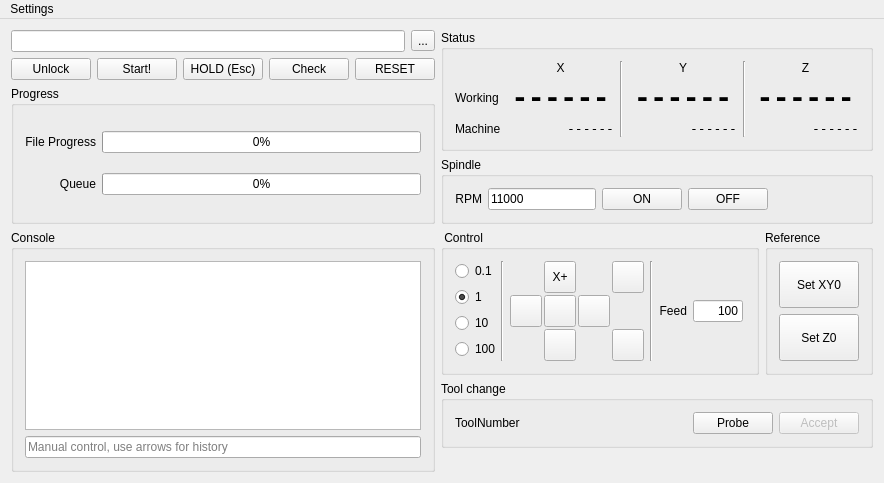
The window that MainWindow.ui (OstapFerensovych/qGRBL) describes before a commit, drawn with Qt 5.
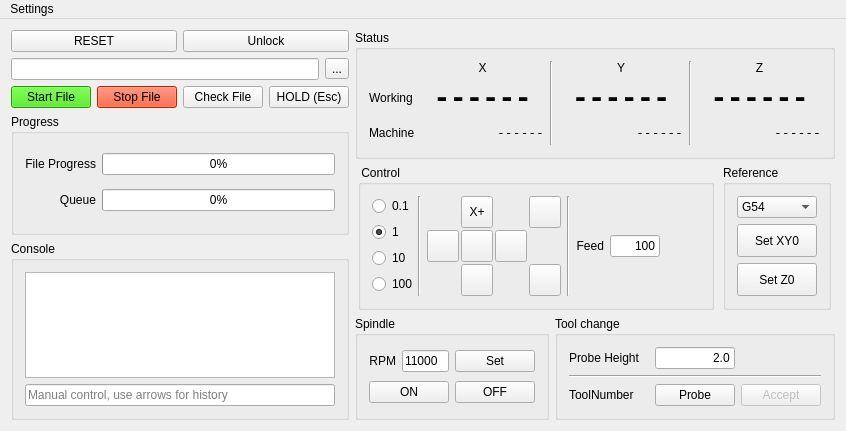
The same window after the commit. Icons and pictures are not drawn.

The edit to the form file:
```diff
--- a/MainWindow.ui
+++ b/MainWindow.ui
@@ -6,8 +6,8 @@
    <rect>
     <x>0</x>
     <y>0</y>
-    <width>884</width>
-    <height>475</height>
+    <width>846</width>
+    <height>411</height>
    </rect>
   </property>
   <property name="windowTitle">
@@ -15,56 +15,8 @@
   </property>
   <widget class="QWidget" name="centralWidget">
    <layout class="QGridLayout" name="gridLayout_2">
-    <item row="1" column="0">
-     <layout class="QHBoxLayout" name="horizontalLayout_3">
-      <item>
-       <widget class="QLineEdit" name="leGFileName"/>
-      </item>
-      <item>
-       <widget class="QToolButton" name="btnOpenGFile">
-        <property name="text">
-         <string>...</string>
-        </property>
-       </widget>
-      </item>
-     </layout>
-    </item>
-    <item row="2" column="0">
+    <item row="0" column="0">
      <layout class="QHBoxLayout" name="horizontalLayout_4">
-      <item>
-       <widget class="QPushButton" name="btnUnlock">
-        <property name="text">
-         <string>Unlock</string>
-        </property>
-       </widget>
-      </item>
-      <item>
-       <widget class="QPushButton" name="btnStartGFile">
-        <property name="text">
-         <string>Start!</string>
-        </property>
-       </widget>
-      </item>
-      <item>
-       <widget class="QPushButton" name="btnHold">
-        <property name="text">
-         <string>HOLD (Esc)</string>
-        </property>
-        <property name="shortcut">
-         <string>Esc</string>
-        </property>
-        <property name="checkable">
-         <bool>true</bool>
-        </property>
-       </widget>
-      </item>
-      <item>
-       <widget class="QPushButton" name="btnCheckGFile">
-        <property name="text">
-         <string>Check</string>
-        </property>
-       </widget>
-      </item>
       <item>
        <widget class="QPushButton" name="btnReset">
         <property name="text">
@@ -72,28 +24,16 @@
         </property>
        </widget>
       </item>
-     </layout>
-    </item>
-    <item row="7" column="0" rowspan="7">
-     <widget class="QGroupBox" name="groupBox_3">
-      <property name="title">
-       <string>Console</string>
-      </property>
-      <layout class="QVBoxLayout" name="verticalLayout_2">
        <item>
-        <widget class="QTextBrowser" name="textBrowser"/>
-       </item>
-       <item>
-        <widget class="QLineEdit" name="lineEdit">
-         <property name="placeholderText">
-          <string>Manual control, use arrows for history</string>
+       <widget class="QPushButton" name="btnUnlock">
+        <property name="text">
+         <string>Unlock</string>
          </property>
         </widget>
        </item>
       </layout>
-     </widget>
     </item>
-    <item row="1" column="1" rowspan="4" colspan="2">
+    <item row="0" column="1" rowspan="4">
      <widget class="QGroupBox" name="gbStatus">
       <property name="title">
        <string>Status</string>
@@ -298,7 +238,116 @@
       </layout>
      </widget>
     </item>
-    <item row="7" column="1">
+    <item row="1" column="0">
+     <layout class="QHBoxLayout" name="horizontalLayout_3">
+      <item>
+       <widget class="QLineEdit" name="leGFileName"/>
+      </item>
+      <item>
+       <widget class="QToolButton" name="btnOpenGFile">
+        <property name="text">
+         <string>...</string>
+        </property>
+       </widget>
+      </item>
+     </layout>
+    </item>
+    <item row="2" column="0">
+     <layout class="QHBoxLayout" name="horizontalLayout_2">
+      <item>
+       <widget class="QPushButton" name="btnStartGFile">
+        <property name="autoFillBackground">
+         <bool>false</bool>
+        </property>
+        <property name="styleSheet">
+         <string notr="true">background-color: rgb(50, 219, 0);</string>
+        </property>
+        <property name="text">
+         <string>Start File</string>
+        </property>
+       </widget>
+      </item>
+      <item>
+       <widget class="QPushButton" name="btnStopGFile">
+        <property name="styleSheet">
+         <string notr="true">background-color: rgb(255,50, 0);</string>
+        </property>
+        <property name="text">
+         <string>Stop File</string>
+        </property>
+       </widget>
+      </item>
+      <item>
+       <widget class="QPushButton" name="btnCheckGFile">
+        <property name="text">
+         <string>Check File</string>
+        </property>
+       </widget>
+      </item>
+      <item>
+       <widget class="QPushButton" name="btnHold">
+        <property name="text">
+         <string>HOLD (Esc)</string>
+        </property>
+        <property name="shortcut">
+         <string>Esc</string>
+        </property>
+        <property name="checkable">
+         <bool>true</bool>
+        </property>
+       </widget>
+      </item>
+     </layout>
+    </item>
+    <item row="3" column="0" rowspan="2">
+     <widget class="QGroupBox" name="groupBox_2">
+      <property name="title">
+       <string>Progress</string>
+      </property>
+      <layout class="QGridLayout" name="gridLayout_7">
+       <item row="1" column="1">
+        <widget class="QProgressBar" name="progressBar_2">
+         <property name="value">
+          <number>0</number>
+         </property>
+        </widget>
+       </item>
+       <item row="2" column="1">
+        <widget class="QProgressBar" name="progressBar">
+         <property name="maximum">
+          <number>127</number>
+         </property>
+         <property name="value">
+          <number>0</number>
+         </property>
+        </widget>
+       </item>
+       <item row="1" column="0">
+        <widget class="QLabel" name="label_8">
+         <property name="text">
+          <string>File Progress</string>
+         </property>
+         <property name="alignment">
+          <set>Qt::AlignRight|Qt::AlignTrailing|Qt::AlignVCenter</set>
+         </property>
+        </widget>
+       </item>
+       <item row="2" column="0">
+        <widget class="QLabel" name="label_9">
+         <property name="text">
+          <string>Queue</string>
+         </property>
+         <property name="alignment">
+          <set>Qt::AlignRight|Qt::AlignTrailing|Qt::AlignVCenter</set>
+         </property>
+        </widget>
+       </item>
+      </layout>
+     </widget>
+    </item>
+    <item row="4" column="1" rowspan="2">
+     <layout class="QHBoxLayout" name="horizontalLayout_8">
+      <item>
      <widget class="QGroupBox" name="groupBox">
       <property name="sizePolicy">
        <sizepolicy hsizetype="Maximum" vsizetype="Preferred">
@@ -704,7 +753,7 @@
       </layout>
      </widget>
     </item>
-    <item row="7" column="2">
+      <item>
      <widget class="QGroupBox" name="groupBox_4">
       <property name="sizePolicy">
        <sizepolicy hsizetype="Maximum" vsizetype="Minimum">
@@ -716,20 +765,7 @@
        <string>Reference</string>
       </property>
       <layout class="QGridLayout" name="gridLayout_6">
-       <item row="1" column="0">
-        <widget class="QPushButton" name="btnZeroZ">
-         <property name="sizePolicy">
-          <sizepolicy hsizetype="Minimum" vsizetype="Minimum">
-           <horstretch>0</horstretch>
-           <verstretch>0</verstretch>
-          </sizepolicy>
-         </property>
-         <property name="text">
-          <string>Set Z0</string>
-         </property>
-        </widget>
-       </item>
-       <item row="0" column="0">
+         <item row="2" column="0">
         <widget class="QPushButton" name="btnZeroXY">
          <property name="sizePolicy">
           <sizepolicy hsizetype="Fixed" vsizetype="Minimum">
@@ -742,10 +778,80 @@
          </property>
         </widget>
        </item>
+         <item row="3" column="0">
+          <widget class="QPushButton" name="btnZeroZ">
+           <property name="sizePolicy">
+            <sizepolicy hsizetype="Minimum" vsizetype="Minimum">
+             <horstretch>0</horstretch>
+             <verstretch>0</verstretch>
+            </sizepolicy>
+           </property>
+           <property name="text">
+            <string>Set Z0</string>
+           </property>
+          </widget>
+         </item>
+         <item row="1" column="0">
+          <widget class="QComboBox" name="coordSyst">
+           <item>
+            <property name="text">
+             <string>G54</string>
+            </property>
+           </item>
+           <item>
+            <property name="text">
+             <string>G55</string>
+            </property>
+           </item>
+           <item>
+            <property name="text">
+             <string>G56</string>
+            </property>
+           </item>
+           <item>
+            <property name="text">
+             <string>G57</string>
+            </property>
+           </item>
+           <item>
+            <property name="text">
+             <string>G58</string>
+            </property>
+           </item>
+           <item>
+            <property name="text">
+             <string>G59</string>
+            </property>
+           </item>
+          </widget>
+         </item>
       </layout>
      </widget>
     </item>
-    <item row="5" column="1" colspan="2">
+     </layout>
+    </item>
+    <item row="5" column="0" rowspan="2">
+     <widget class="QGroupBox" name="groupBox_3">
+      <property name="title">
+       <string>Console</string>
+      </property>
+      <layout class="QVBoxLayout" name="verticalLayout_2">
+       <item>
+        <widget class="QListWidget" name="listWidget"/>
+       </item>
+       <item>
+        <widget class="QLineEdit" name="lineEdit">
+         <property name="placeholderText">
+          <string>Manual control, use arrows for history</string>
+         </property>
+        </widget>
+       </item>
+      </layout>
+     </widget>
+    </item>
+    <item row="6" column="1">
+     <layout class="QHBoxLayout" name="horizontalLayout_6">
+      <item>
      <widget class="QGroupBox" name="groupBox_5">
       <property name="sizePolicy">
        <sizepolicy hsizetype="MinimumExpanding" vsizetype="Preferred">
@@ -756,21 +862,13 @@
       <property name="title">
        <string>Spindle</string>
       </property>
-      <layout class="QGridLayout" name="gridLayout_4">
-       <item row="1" column="5">
-        <widget class="QPushButton" name="btnSpnON">
-         <property name="sizePolicy">
-          <sizepolicy hsizetype="Fixed" vsizetype="Fixed">
-           <horstretch>0</horstretch>
-           <verstretch>0</verstretch>
-          </sizepolicy>
-         </property>
-         <property name="text">
-          <string>ON</string>
-         </property>
-        </widget>
-       </item>
-       <item row="1" column="2">
+        <layout class="QVBoxLayout" name="verticalLayout_6">
+         <item>
+          <layout class="QHBoxLayout" name="horizontalLayout_7">
+           <item>
+            <layout class="QGridLayout" name="gridLayout_4"/>
+           </item>
+           <item>
         <widget class="QLabel" name="label_10">
          <property name="sizePolicy">
           <sizepolicy hsizetype="Minimum" vsizetype="Minimum">
@@ -786,8 +884,8 @@
          </property>
         </widget>
        </item>
-       <item row="1" column="3">
-        <widget class="QLineEdit" name="lineEdit_2">
+           <item>
+            <widget class="QLineEdit" name="rpmBox">
          <property name="sizePolicy">
           <sizepolicy hsizetype="Maximum" vsizetype="Fixed">
            <horstretch>0</horstretch>
@@ -799,20 +897,31 @@
          </property>
         </widget>
        </item>
-       <item row="1" column="7">
-        <spacer name="horizontalSpacer_2">
-         <property name="orientation">
-          <enum>Qt::Horizontal</enum>
-         </property>
-         <property name="sizeHint" stdset="0">
-          <size>
-           <width>40</width>
-           <height>20</height>
-          </size>
-         </property>
-        </spacer>
-       </item>
-       <item row="1" column="6">
+           <item>
+            <widget class="QPushButton" name="setSpnRpm">
+             <property name="text">
+              <string>Set</string>
+             </property>
+            </widget>
+           </item>
+          </layout>
+         </item>
+         <item>
+          <layout class="QHBoxLayout" name="horizontalLayout_9">
+           <item>
+            <widget class="QPushButton" name="btnSpnON">
+             <property name="sizePolicy">
+              <sizepolicy hsizetype="Fixed" vsizetype="Fixed">
+               <horstretch>0</horstretch>
+               <verstretch>0</verstretch>
+              </sizepolicy>
+             </property>
+             <property name="text">
+              <string>ON</string>
+             </property>
+            </widget>
+           </item>
+           <item>
         <widget class="QPushButton" name="btnSpnOFF">
          <property name="sizePolicy">
           <sizepolicy hsizetype="Fixed" vsizetype="Fixed">
@@ -826,61 +935,37 @@
         </widget>
        </item>
       </layout>
-     </widget>
-    </item>
-    <item row="3" column="0" rowspan="3">
-     <widget class="QGroupBox" name="groupBox_2">
-      <property name="title">
-       <string>Progress</string>
-      </property>
-      <layout class="QGridLayout" name="gridLayout_7">
-       <item row="1" column="1">
-        <widget class="QProgressBar" name="progressBar_2">
-         <property name="value">
-          <number>0</number>
-         </property>
-        </widget>
-       </item>
-       <item row="2" column="1">
-        <widget class="QProgressBar" name="progressBar">
-         <property name="maximum">
-          <number>127</number>
-         </property>
-         <property name="value">
-          <number>0</number>
-         </property>
-        </widget>
-       </item>
-       <item row="1" column="0">
-        <widget class="QLabel" name="label_8">
-         <property name="text">
-          <string>File Progress</string>
-         </property>
-         <property name="alignment">
-          <set>Qt::AlignRight|Qt::AlignTrailing|Qt::AlignVCenter</set>
-         </property>
-        </widget>
-       </item>
-       <item row="2" column="0">
-        <widget class="QLabel" name="label_9">
-         <property name="text">
-          <string>Queue</string>
-         </property>
-         <property name="alignment">
-          <set>Qt::AlignRight|Qt::AlignTrailing|Qt::AlignVCenter</set>
-         </property>
-        </widget>
        </item>
       </layout>
      </widget>
     </item>
-    <item row="8" column="1" rowspan="2" colspan="2">
+      <item>
      <widget class="QGroupBox" name="groupBox_6">
       <property name="title">
        <string>Tool change</string>
       </property>
       <layout class="QGridLayout" name="gridLayout_5">
-       <item row="1" column="3">
+         <item row="2" column="2">
+          <widget class="QPushButton" name="btnProbe">
+           <property name="text">
+            <string>Probe</string>
+           </property>
+          </widget>
+         </item>
+         <item row="2" column="1">
+          <spacer name="horizontalSpacer_3">
+           <property name="orientation">
+            <enum>Qt::Horizontal</enum>
+           </property>
+           <property name="sizeHint" stdset="0">
+            <size>
+             <width>40</width>
+             <height>20</height>
+            </size>
+           </property>
+          </spacer>
+         </item>
+         <item row="2" column="3">
         <widget class="QPushButton" name="btnToolChangeAccept">
          <property name="enabled">
           <bool>false</bool>
@@ -890,45 +975,63 @@
          </property>
         </widget>
        </item>
-       <item row="1" column="2">
-        <widget class="QPushButton" name="btnProbe">
-         <property name="text">
-          <string>Probe</string>
-         </property>
-        </widget>
-       </item>
-       <item row="1" column="0">
-        <widget class="QLabel" name="label_7">
+         <item row="2" column="0">
+          <widget class="QLabel" name="labelToolNumber">
          <property name="text">
           <string>ToolNumber</string>
          </property>
         </widget>
        </item>
-       <item row="1" column="1">
-        <spacer name="horizontalSpacer_3">
+         <item row="0" column="2">
+          <widget class="QLineEdit" name="lineZProbe">
+           <property name="layoutDirection">
+            <enum>Qt::LeftToRight</enum>
+           </property>
+           <property name="inputMask">
+            <string/>
+           </property>
+           <property name="text">
+            <string>2.0</string>
+           </property>
+           <property name="alignment">
+            <set>Qt::AlignRight|Qt::AlignTrailing|Qt::AlignVCenter</set>
+           </property>
+          </widget>
+         </item>
+         <item row="1" column="0" colspan="4">
+          <widget class="Line" name="line_5">
          <property name="orientation">
           <enum>Qt::Horizontal</enum>
          </property>
-         <property name="sizeHint" stdset="0">
-          <size>
-           <width>40</width>
-           <height>20</height>
-          </size>
-         </property>
-        </spacer>
+          </widget>
+         </item>
+         <item row="0" column="0">
+          <widget class="QLabel" name="label_7">
+           <property name="text">
+            <string>Probe Height</string>
+           </property>
+          </widget>
        </item>
       </layout>
      </widget>
     </item>
    </layout>
+    </item>
+   </layout>
+   <zorder>gbStatus</zorder>
+   <zorder>groupBox_2</zorder>
+   <zorder>groupBox_3</zorder>
+   <zorder></zorder>
+   <zorder></zorder>
+   <zorder></zorder>
   </widget>
   <widget class="QMenuBar" name="menuBar">
    <property name="geometry">
     <rect>
      <x>0</x>
      <y>0</y>
-     <width>884</width>
-     <height>20</height>
+     <width>846</width>
+     <height>18</height>
     </rect>
    </property>
    <widget class="QMenu" name="menuSettings">
```
Left out of the diff: 240 changed lines with no effect on the pictures. Lines whose indentation alone changed are shown as unchanged.
